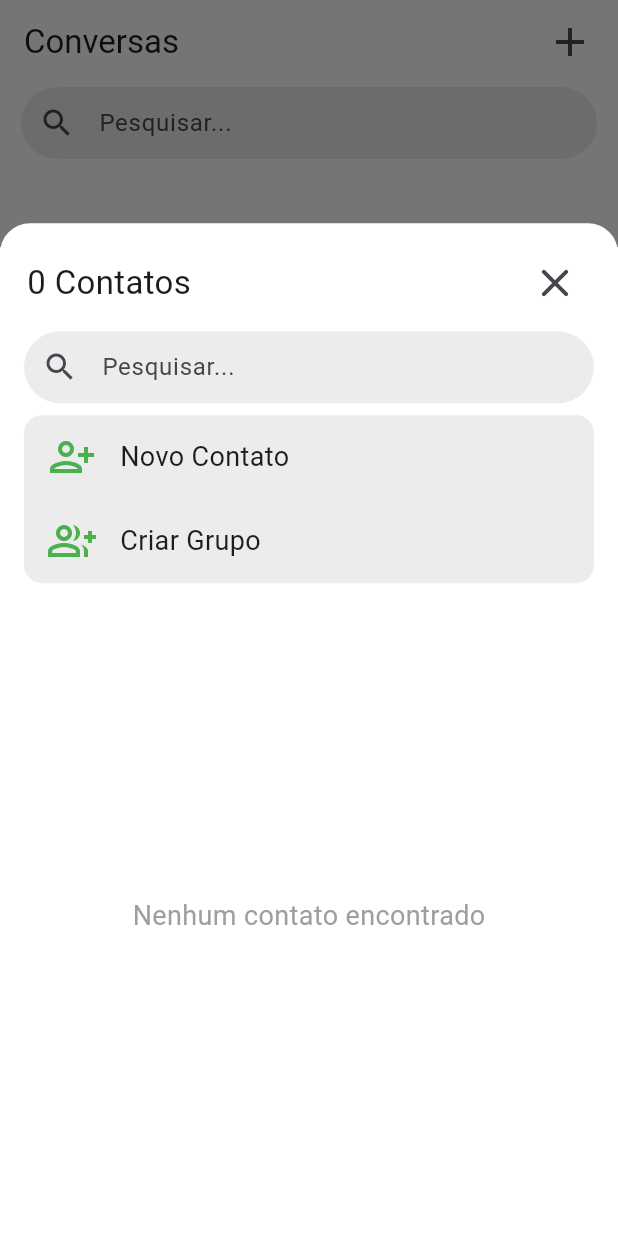
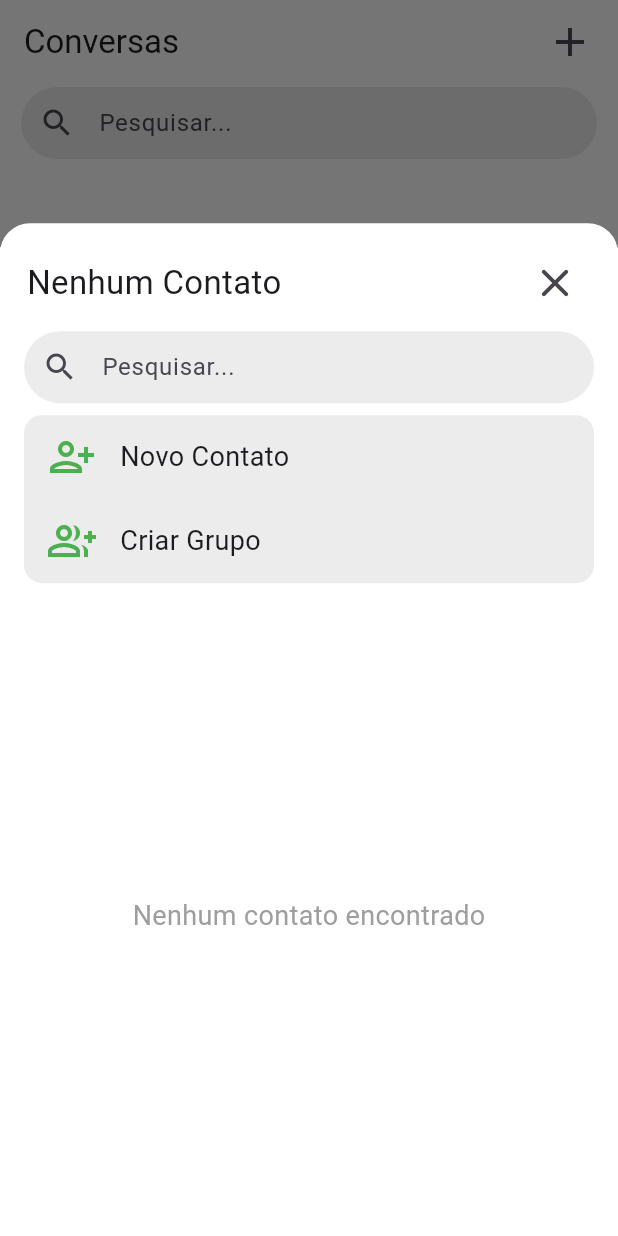
Before and after one commit to eaicaduu/ChatFy, a Flutter app: the ConversationsScreen screen opened directly, after a tap on the "add" icon, on a phone screen of 412 x 824 dp. Run offline on Flutter 3.47's test engine with Material 3 defaults, Android fonts, the phone set to English and light mode, and no system bars; our stand-ins replace cloud_firestore, firebase_auth, firebase_core, firebase_storage, floor, font_awesome_flutter and 5 more; accounts and stored records are empty.

Commit message:
Alterações

```diff
--- a/lib/screens/conversations/contacts.dart
+++ b/lib/screens/conversations/contacts.dart
@@ -2,19 +2,11 @@ import 'package:flutter/material.dart';
 import 'package:chat/screens/conversations/modules/contacts_bar.dart';
 import 'package:chat/screens/conversations/modules/contacts_list.dart';
 import 'package:chat/screens/conversations/modules/contacts_selection.dart';
+import '../../database/firebase/contacts_service.dart';
 import '../../values/colors.dart';
 
 class ContactsScreen extends StatefulWidget {
-  final List<Map<String, String>> contacts;
-  final Map<String, bool> verifiedNumbers;
-  final bool isLoading;
-
-  const ContactsScreen({
-    super.key,
-    required this.contacts,
-    required this.verifiedNumbers,
-    required this.isLoading,
-  });
+  const ContactsScreen({super.key});
 
   @override
   ContactsScreenState createState() => ContactsScreenState();
@@ -22,6 +14,40 @@ class ContactsScreen extends StatefulWidget {
 
 class ContactsScreenState extends State<ContactsScreen> {
   final TextEditingController searchController = TextEditingController();
+  List<Map<String, String>> contacts = [];
+  Map<String, bool> verifiedNumbers = {};
+  bool isLoading = true;
+
+  @override
+  void initState() {
+    super.initState();
+    fetchContacts();
+  }
+
+  void fetchContacts() async {
+    setState(() {
+      isLoading = true;
+    });
+
+    List<Map<String, String>> result = await ContactService.getContacts();
+
+    setState(() {
+      contacts = result;
+      isLoading = false;
+    });
+
+    for (var contact in result) {
+      checkNumberInFirebase(contact['number']!);
+    }
+  }
+
+  void checkNumberInFirebase(String phoneNumber) async {
+    bool isRegistered = await ContactService.checkNumberInFirebase(phoneNumber);
+
+    setState(() {
+      verifiedNumbers[phoneNumber] = isRegistered;
+    });
+  }
 
   void _filterContacts(String query) {
     setState(() {});
@@ -30,10 +56,13 @@ class ContactsScreenState extends State<ContactsScreen> {
   @override
   Widget build(BuildContext context) {
     var displayedContacts = searchController.text.isEmpty
-        ? widget.contacts
-        : widget.contacts.where((contact) =>
-    contact['name']!.toLowerCase().contains(searchController.text.toLowerCase()) ||
-        contact['number']!.contains(searchController.text)).toList();
+        ? contacts
+        : contacts.where((contact) =>
+    contact['name']!
+        .toLowerCase()
+        .contains(searchController.text.toLowerCase()) ||
+        contact['number']!.contains(searchController.text))
+        .toList();
 
     displayedContacts.sort((a, b) => a['name']!.compareTo(b['name']!));
 
@@ -43,12 +72,12 @@ class ContactsScreenState extends State<ContactsScreen> {
         child: Column(
           children: [
             ContactsBar(
-              contactCount: widget.contacts.length,
+              contactCount: contacts.length,
               contactCountFilter: displayedContacts.length,
               searchController: searchController,
               onSearchChanged: _filterContacts,
             ),
-            const ContactsSelection(),
+            ContactsSelection(),
             Expanded(
               child: displayedContacts.isEmpty
                   ? const Center(
@@ -57,9 +86,21 @@ class ContactsScreenState extends State<ContactsScreen> {
                   style: TextStyle(fontSize: 18, color: Colors.grey),
                 ),
               )
-                  : ContactsList(
-                sortedContacts: displayedContacts,
-                verifiedNumbers: widget.verifiedNumbers,
+                  : Padding(
+                padding: const EdgeInsets.symmetric(horizontal: 8.0),
+                child: ListView.builder(
+                  itemCount: displayedContacts.length,
+                  itemBuilder: (context, index) {
+                    final contact = displayedContacts[index];
+                    final phoneNumber = contact['number']!;
+                    final isRegistered = verifiedNumbers[phoneNumber] ?? false;
+
+                    return ContactsList(
+                      contact: contact,
+                      isRegistered: isRegistered,
+                    );
+                  },
+                ),
               ),
             ),
           ],
--- a/lib/screens/conversations/modules/contacts_bar.dart
+++ b/lib/screens/conversations/modules/contacts_bar.dart
@@ -20,7 +20,7 @@ class ContactsBar extends StatefulWidget {
 
 class ContactsBarState extends State<ContactsBar> {
   final FocusNode _focusNode = FocusNode();
-  bool showClearIcon = false;
+  bool showIcon = false;
 
   @override
   void initState() {
@@ -28,13 +28,15 @@ class ContactsBarState extends State<ContactsBar> {
 
     _focusNode.addListener(() {
       setState(() {
-        showClearIcon = _focusNode.hasFocus || widget.searchController.text.isNotEmpty;
+        showIcon =
+            _focusNode.hasFocus || widget.searchController.text.isNotEmpty;
       });
     });
 
     widget.searchController.addListener(() {
       setState(() {
-        showClearIcon = widget.searchController.text.isNotEmpty || _focusNode.hasFocus;
+        showIcon =
+            widget.searchController.text.isNotEmpty || _focusNode.hasFocus;
       });
     });
   }
@@ -51,27 +53,46 @@ class ContactsBarState extends State<ContactsBar> {
       children: [
         Padding(
           padding: const EdgeInsets.symmetric(horizontal: 18.0),
+          child: AnimatedOpacity(
+            opacity: showIcon ? 0.0 : 1.0,
+            duration: const Duration(milliseconds: 200),
             child: Row(
               mainAxisAlignment: MainAxisAlignment.spaceBetween,
               children: [
-              Text(
+                widget.contactCountFilter == 0
+                    ? const Text(
+                        "Nenhum Contato",
+                        style: TextStyle(fontSize: 22),
+                      )
+                    : widget.contactCountFilter == 1
+                        ? const Text(
+                            "1 Contato",
+                            style: TextStyle(fontSize: 22),
+                          )
+                        : Text(
                             "${widget.contactCountFilter} Contatos",
                             style: const TextStyle(fontSize: 22),
                           ),
                 IconButton(
                   icon: const Icon(Icons.close_rounded),
                   iconSize: 32,
-                onPressed: () {
-                  Navigator.pop(context);
-                  FocusScope.of(context).unfocus();
-                },
+                  splashColor: Colors.transparent,
+                  highlightColor: Colors.transparent,
+                  onPressed: () {},
                 ),
               ],
+            ),
           ),
         ),
         const SizedBox(height: 8),
         Padding(
           padding: const EdgeInsets.symmetric(horizontal: 16.0),
+          child: AnimatedContainer(
+            duration: const Duration(milliseconds: 100),
+            curve: Curves.easeOut,
+            transform: showIcon
+                ? Matrix4.translationValues(0, -50, 0)
+                : Matrix4.translationValues(0, 0, 0),
             child: TextField(
               controller: widget.searchController,
               focusNode: _focusNode,
@@ -86,19 +107,20 @@ class ContactsBarState extends State<ContactsBar> {
                   borderSide: BorderSide.none,
                 ),
                 contentPadding: const EdgeInsets.symmetric(vertical: 8),
-              suffixIcon: showClearIcon
+                suffixIcon: showIcon
                     ? IconButton(
                         icon: const Icon(Icons.close),
                         onPressed: () {
                           widget.searchController.clear();
                           FocusScope.of(context).unfocus();
-                  setState(() => showClearIcon = false);
+                          setState(() => showIcon = false);
                         },
                       )
                     : null,
               ),
             ),
           ),
+        )
       ],
     );
   }
--- a/lib/screens/conversations/modules/conversations_bar.dart
+++ b/lib/screens/conversations/modules/conversations_bar.dart
@@ -2,7 +2,7 @@ import 'package:cloud_firestore/cloud_firestore.dart';
 import 'package:flutter/material.dart';
 import '../../../values/colors.dart';
 import '../contacts.dart';
-import 'contacts_service.dart';
+import '../../../database/firebase/contacts_service.dart';
 
 class ConversationsBar extends StatefulWidget implements PreferredSizeWidget {
   @override
@@ -26,7 +26,6 @@ class ConversationsBarState extends State<ConversationsBar> {
   @override
   void initState() {
     super.initState();
-    fetchContacts();
 
     _focusNode.addListener(() {
       setState(() {
@@ -86,11 +85,7 @@ class ConversationsBarState extends State<ConversationsBar> {
       builder: (context) => Container(
         margin: const EdgeInsets.only(top: 16.0),
         height: MediaQuery.of(context).size.height * 0.8,
-        child: ContactsScreen(
-          contacts: contacts,
-          verifiedNumbers: verifiedNumbers,
-          isLoading: isLoading,
-        ),
+        child: ContactsScreen(),
       ),
     );
   }
@@ -101,7 +96,7 @@ class ConversationsBarState extends State<ConversationsBar> {
       children: [
         AnimatedOpacity(
           opacity: showClearIcon ? 0.0 : 1.0,
-          duration: const Duration(milliseconds: 200),
+          duration: const Duration(milliseconds: 100),
           child: AppBar(
             automaticallyImplyLeading: false,
             backgroundColor: getBackgroundColor(context),
```
Also changed, not shown: lib/database/firebase/contacts_service.dart (renamed from lib/screens/conversations/modules/contacts_service.dart, +10 -0 lines), lib/screens/conversations/modules/contacts_list.dart (+7 -31 lines), lib/database/firebase/firebase_options.dart (renamed from lib/database/firebase_options.dart), pubspec.lock, 125 other files. Lines whose indentation alone changed are shown as unchanged.
